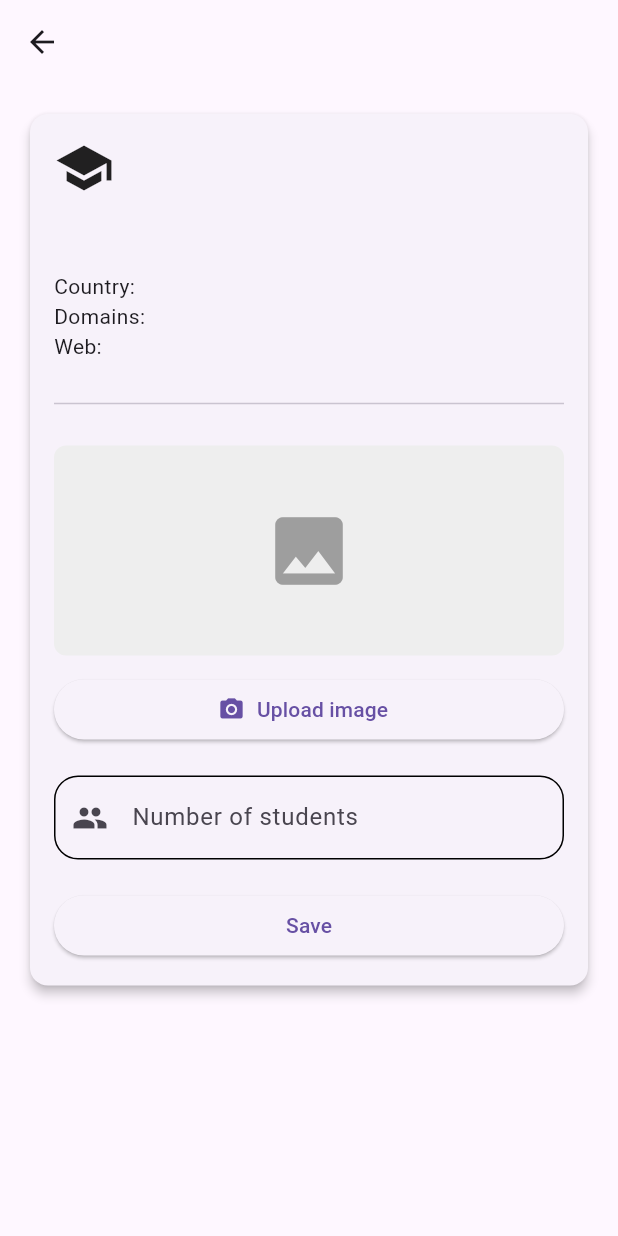
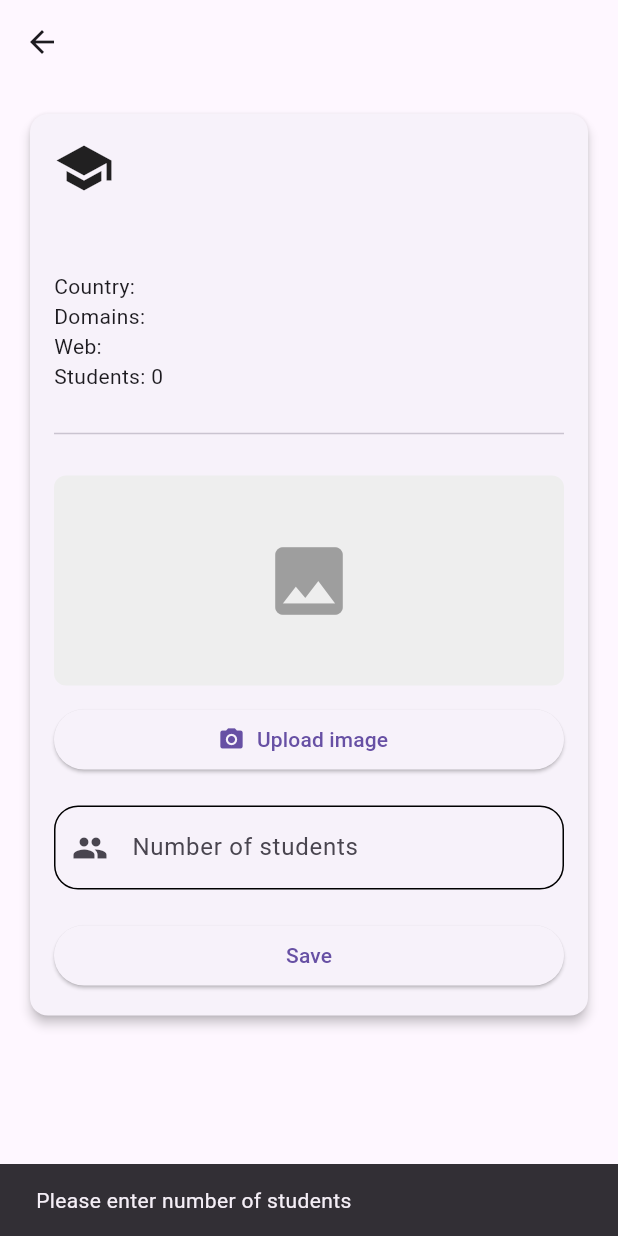
Before and after one commit to penichejr/tyba_frontend_test, a Flutter app: the UniversityDetailPage screen opened directly with empty values, after a tap on "Save", on a phone screen of 412 x 824 dp. Run offline on Flutter 3.47's test engine with Material 3 defaults, Android fonts, the phone set to English and light mode, and no system bars; network calls fail.

Commit message:
feat(detail): display and update students count in university card

```diff
--- a/lib/features/universities/presentation/university_detail_page.dart
+++ b/lib/features/universities/presentation/university_detail_page.dart
@@ -12,6 +12,47 @@ class UniversityDetailPage extends StatefulWidget {
 
 class _UniversityDetailPageState extends State<UniversityDetailPage> {
   final TextEditingController _studentsController = TextEditingController();
+
+  @override
+  void dispose() {
+    _studentsController.dispose();
+    super.dispose();
+  }
+
+  void _saveStudents() {
+    final text = _studentsController.text.trim();
+
+    //StudentsValidations
+    if (text.isEmpty) {
+      _showMessage('Please enter number of students');
+      return;
+    }
+
+    final value = int.tryParse(text);
+
+    if (value == null) {
+      _showMessage('Students must be a valid number');
+      return;
+    }
+
+    if (value <= 0) {
+      _showMessage('Students must be greater than 0');
+      return;
+    }
+
+    //SaveStudents
+    setState(() {
+      widget.university.students = value;
+    });
+
+    _showMessage('Saved successfully ✅');
+  }
+
+  void _showMessage(String message) {
+    ScaffoldMessenger.of(
+      context,
+    ).showSnackBar(SnackBar(content: Text(message)));
+  }
 
   @override
   Widget build(BuildContext context) {
@@ -44,6 +85,7 @@ class _UniversityDetailPageState extends State<UniversityDetailPage> {
                 Text('Country: ${university.country}'),
                 Text('Domains: ${university.domains.join(", ")}'),
                 Text('Web: ${university.webPages.join(", ")}'),
+                Text('Students: ${university.students ?? "Not set"}'),
 
                 const SizedBox(height: 20),
                 const Divider(),
@@ -100,7 +142,7 @@ class _UniversityDetailPageState extends State<UniversityDetailPage> {
                 SizedBox(
                   width: double.infinity,
                   child: ElevatedButton(
-                    onPressed: () {},
+                    onPressed: _saveStudents,
                     child: const Text('Save'),
                   ),
                 ),
```
